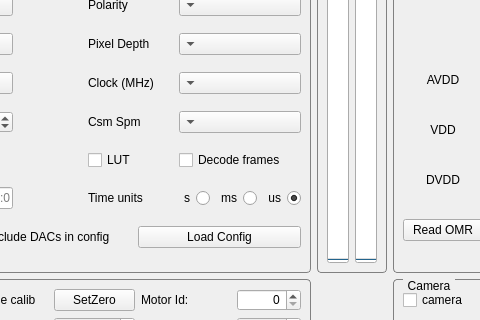
This is SpidrMpx3Eq/qcstmconfigmonitoring.ui in navrit/dexter as Qt 5 draws it before an edit; both pictures show x 221 to 701 and y 116 to 436 of the 1146 by 790 pixel window. The edited form follows.
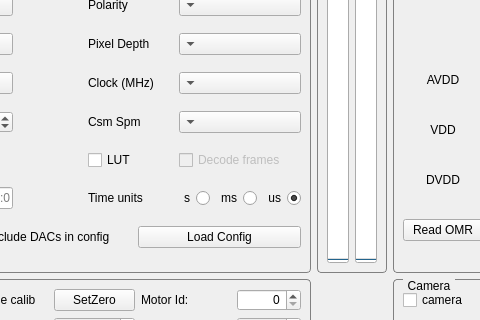
This is the edited form.

The edit to the form file:
```diff
--- a/SpidrMpx3Eq/qcstmconfigmonitoring.ui
+++ b/SpidrMpx3Eq/qcstmconfigmonitoring.ui
@@ -145,6 +145,9 @@
         </item>
         <item row="6" column="9">
          <widget class="QCheckBox" name="decodeFramesCheckbox">
+          <property name="enabled">
+           <bool>false</bool>
+          </property>
           <property name="text">
            <string>Decode frames</string>
           </property>
```
